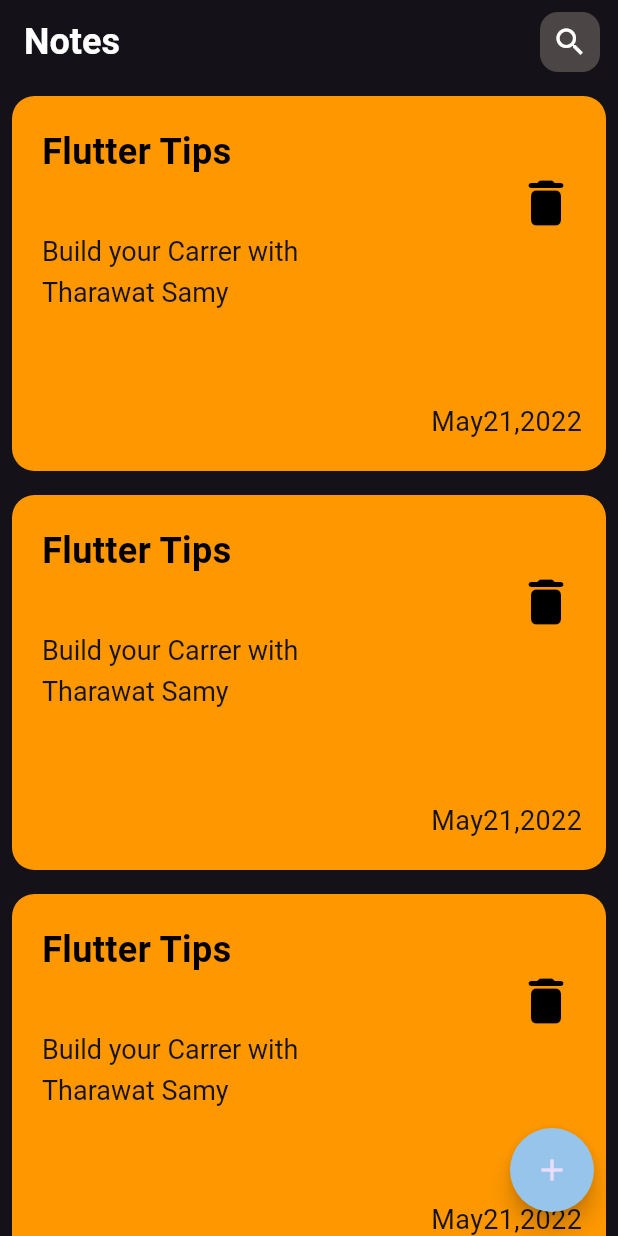
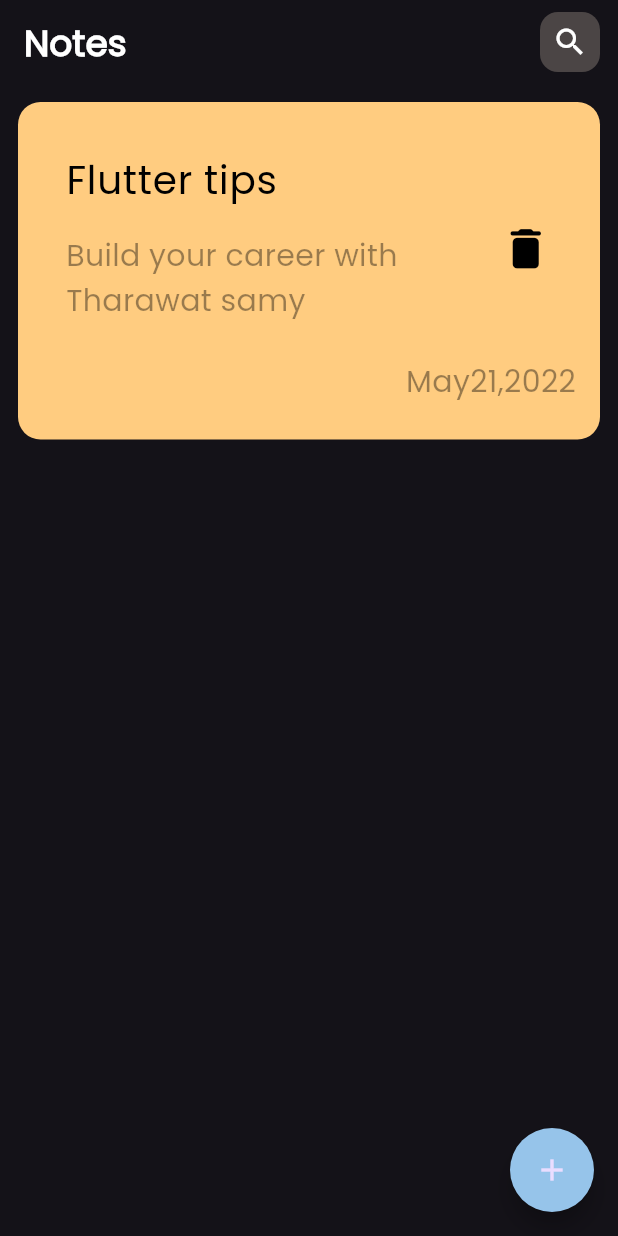
Before and after one commit to alhussaini33/notes_app, a Flutter app: the screen it shows after launch, on a phone screen of 412 x 824 dp. Run offline on Flutter 3.47's test engine with Material 3 defaults, Android fonts, the phone set to English and light mode, and no system bars; missing offline and left inert: flutter_statusbarcolor_ns.

Commit message:
Build Ui by new way and add font family and modify in(colors and text styles)

```diff
--- a/lib/constants/colors.dart
+++ b/lib/constants/colors.dart
@@ -7,5 +7,5 @@ class AppColors {
   static const Color babyBlue = Color.fromARGB(255, 150, 196, 234);
   //! Blacks
   static const Color black = Color(0xFF000000);
-  static const Color secondaryBlack = Color.fromARGB(255, 22, 19, 19);
+  static Color secondaryBlack = Colors.black.withOpacity(.4);
 }
--- a/lib/constants/text_styles.dart
+++ b/lib/constants/text_styles.dart
@@ -1,4 +1,5 @@
 import 'package:flutter/material.dart';
+import 'package:note_app/constants/colors.dart';
 
 class TextStyles {
   static const tilte = TextStyle(
@@ -8,14 +9,14 @@ class TextStyles {
   );
 
   static const noteTitle = TextStyle(
-    fontSize: 24,
-    fontWeight: FontWeight.w700,
-    color: Colors.black,
+    fontSize: 26,
+    fontWeight: FontWeight.w500,
+    color: AppColors.black,
   );
 
-  static const noteSubTitle = TextStyle(
-      fontSize: 18,
+  static final noteSubTitle = TextStyle(
+      fontSize: 20,
       fontWeight: FontWeight.w400,
-      color: Color.fromARGB(255, 22, 19, 19),
+      color: AppColors.secondaryBlack,
       height: 1.5);
 }
--- a/lib/main.dart
+++ b/lib/main.dart
@@ -15,7 +15,10 @@ class NotesaApp extends StatelessWidget {
     return MaterialApp(
       debugShowCheckedModeBanner: false,
       title: 'Flutter Demo',
-      theme: ThemeData.dark(useMaterial3: true),
+      theme: ThemeData(
+        brightness: Brightness.dark,
+        fontFamily: 'Poppins',
+      ),
       home: const NotesView(),
     );
   }
--- a/lib/views/notes_view.dart
+++ b/lib/views/notes_view.dart
@@ -1,8 +1,9 @@
 import 'package:flutter/material.dart';
 import 'package:note_app/constants/colors.dart';
 import 'package:note_app/constants/text_styles.dart';
+import 'package:note_app/widgets/list_of_items.dart';
+import 'package:note_app/widgets/search_icon.dart';
 import 'package:note_app/widgets/note_item.dart';
-import 'package:note_app/widgets/search_icon.dart';
 
 class NotesView extends StatelessWidget {
   const NotesView({super.key});
@@ -27,11 +28,6 @@ class NotesView extends StatelessWidget {
           ),
           actions: const [SearchIcon()],
         ),
-      body: ListView.builder(
-          itemCount: 10,
-          itemBuilder: (context, index) {
-            return const NoteItem();
-          }),
-    );
+        body: const ListOfItems());
   }
 }
--- a/lib/widgets/date_of_note.dart
+++ b/lib/widgets/date_of_note.dart
@@ -6,14 +6,11 @@ class DateOfNote extends StatelessWidget {
 
   @override
   Widget build(BuildContext context) {
-    return const Align(
-      alignment: Alignment.bottomRight,
-      child: Padding(
-        padding: EdgeInsets.symmetric(horizontal: 16, vertical: 20),
-        child: Text(
-          'May21,2022',
-          style: TextStyles.noteSubTitle,
-        ),
+    return Padding(
+      padding: const EdgeInsets.only(right: 16),
+      child: Text(
+        'May21,2022',
+        style: TextStyles.noteSubTitle,
       ),
     );
   }
--- a/lib/widgets/delete_icon.dart
+++ b/lib/widgets/delete_icon.dart
@@ -1,15 +1,16 @@
 import 'package:flutter/material.dart';
 
 class DeleteIcon extends StatelessWidget {
-  const DeleteIcon({super.key});
+  const DeleteIcon({super.key, required this.size});
+  final double size;
 
   @override
   Widget build(BuildContext context) {
-    return const Padding(
-      padding: EdgeInsets.all(20.0),
-      child: Icon(
+    return IconButton(
+      onPressed: () {},
+      icon: Icon(
         Icons.delete_rounded,
-        size: 40,
+        size: size,
         color: Colors.black,
       ),
     );
--- a/lib/widgets/item_descreption.dart
+++ /dev/null
@@ -1,34 +0,0 @@
-import 'package:flutter/material.dart';
-import 'package:note_app/constants/text_styles.dart';
-
-class ItemDescreption extends StatelessWidget {
-  const ItemDescreption({super.key});
-
-  @override
-  Widget build(BuildContext context) {
-    return Padding(
-      padding: const EdgeInsets.only(top: 20, left: 20),
-      child: Column(
-        crossAxisAlignment: CrossAxisAlignment.start,
-        children: [
-          const Text(
-            'Flutter Tips',
-            style: TextStyles.noteTitle,
-          ),
-          const SizedBox(
-            height: 35,
-          ),
-          RichText(
-            textAlign: TextAlign.start,
-            text: const TextSpan(children: [
-              TextSpan(
-                  text: 'Build your Carrer with \n',
-                  style: TextStyles.noteSubTitle),
-              TextSpan(text: 'Tharawat Samy', style: TextStyles.noteSubTitle)
-            ]),
-          )
-        ],
-      ),
-    );
-  }
-}
--- /dev/null
+++ b/lib/widgets/list_of_items.dart
@@ -0,0 +1,15 @@
+import 'package:flutter/material.dart';
+import 'package:note_app/widgets/note_item.dart';
+
+class ListOfItems extends StatelessWidget {
+  const ListOfItems({super.key});
+
+  @override
+  Widget build(BuildContext context) {
+    return ListView.builder(
+        itemCount: 1,
+        itemBuilder: (context, index) {
+          return const NoteItem();
+        });
+  }
+}
--- /dev/null
+++ b/lib/widgets/list_tile_item.dart
@@ -0,0 +1,26 @@
+import 'package:flutter/material.dart';
+import 'package:note_app/constants/text_styles.dart';
+import 'package:note_app/widgets/delete_icon.dart';
+
+class ListTileItem extends StatelessWidget {
+  const ListTileItem({super.key});
+
+  @override
+  Widget build(BuildContext context) {
+    return ListTile(
+        title: const Text(
+          'Flutter tips',
+          style: TextStyles.noteTitle,
+        ),
+        subtitle: Padding(
+          padding: const EdgeInsets.only(top: 16, bottom: 16),
+          child: Text(
+            'Build your career with Tharawat samy',
+            style: TextStyles.noteSubTitle,
+          ),
+        ),
+        trailing: const DeleteIcon(
+          size: 35,
+        ));
+  }
+}
--- a/lib/widgets/note_item.dart
+++ b/lib/widgets/note_item.dart
@@ -1,7 +1,6 @@
 import 'package:flutter/material.dart';
 import 'package:note_app/widgets/date_of_note.dart';
-import 'package:note_app/widgets/delete_icon.dart';
-import 'package:note_app/widgets/item_descreption.dart';
+import 'package:note_app/widgets/list_tile_item.dart';
 
 class NoteItem extends StatelessWidget {
   const NoteItem({super.key});
@@ -9,24 +8,17 @@ class NoteItem extends StatelessWidget {
   @override
   Widget build(BuildContext context) {
     return Padding(
-      padding: const EdgeInsets.all(8.0),
+      padding: const EdgeInsets.symmetric(vertical: 12, horizontal: 12),
       child: Container(
-        height: 250,
-        width: 450,
+        padding: const EdgeInsets.only(top: 24, bottom: 24, left: 16),
         decoration: BoxDecoration(
-          color: Colors.orange,
           borderRadius: BorderRadius.circular(15),
+          color: const Color(0xffFFCC80),
         ),
         child: const Column(
-          mainAxisAlignment: MainAxisAlignment.spaceBetween,
+          crossAxisAlignment: CrossAxisAlignment.end,
           children: [
-            Row(
-              mainAxisAlignment: MainAxisAlignment.spaceBetween,
-              children: [
-                ItemDescreption(),
-                DeleteIcon(),
-              ],
-            ),
+            ListTileItem(),
             DateOfNote(),
           ],
         ),
```
Also changed, not shown: pubspec.yaml (+8 -12 lines), assets/fonts/Poppins-MediumItalic.ttf (added), assets/fonts/Poppins-Regular.ttf (added). Lines whose indentation alone changed are shown as unchanged.
